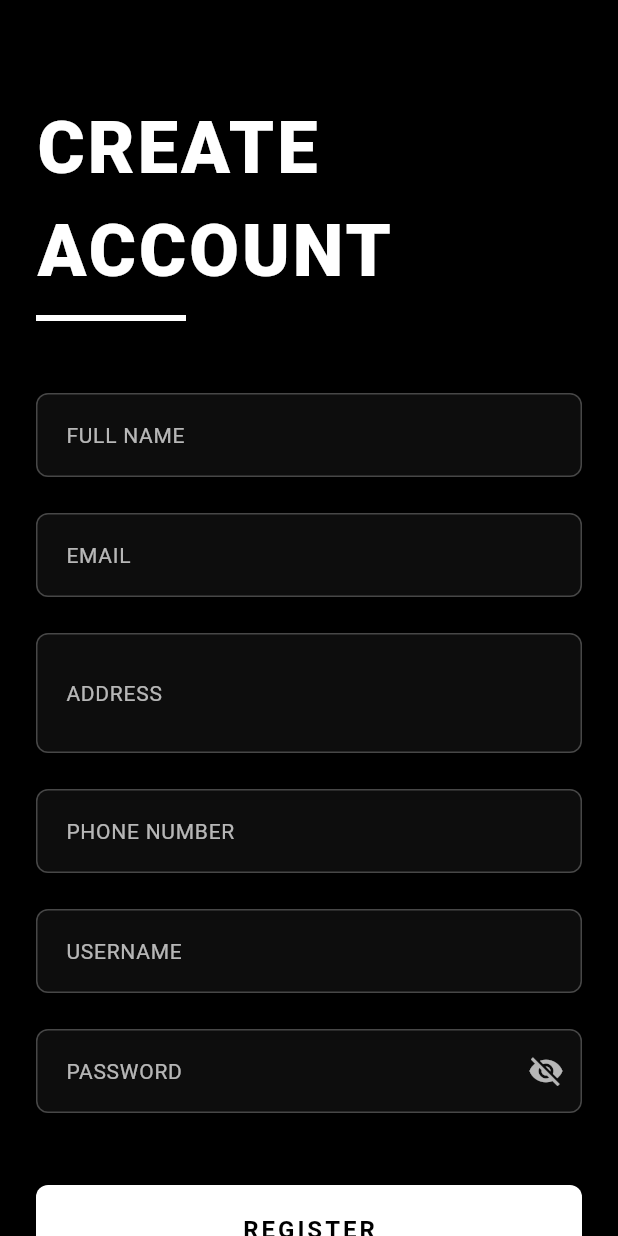
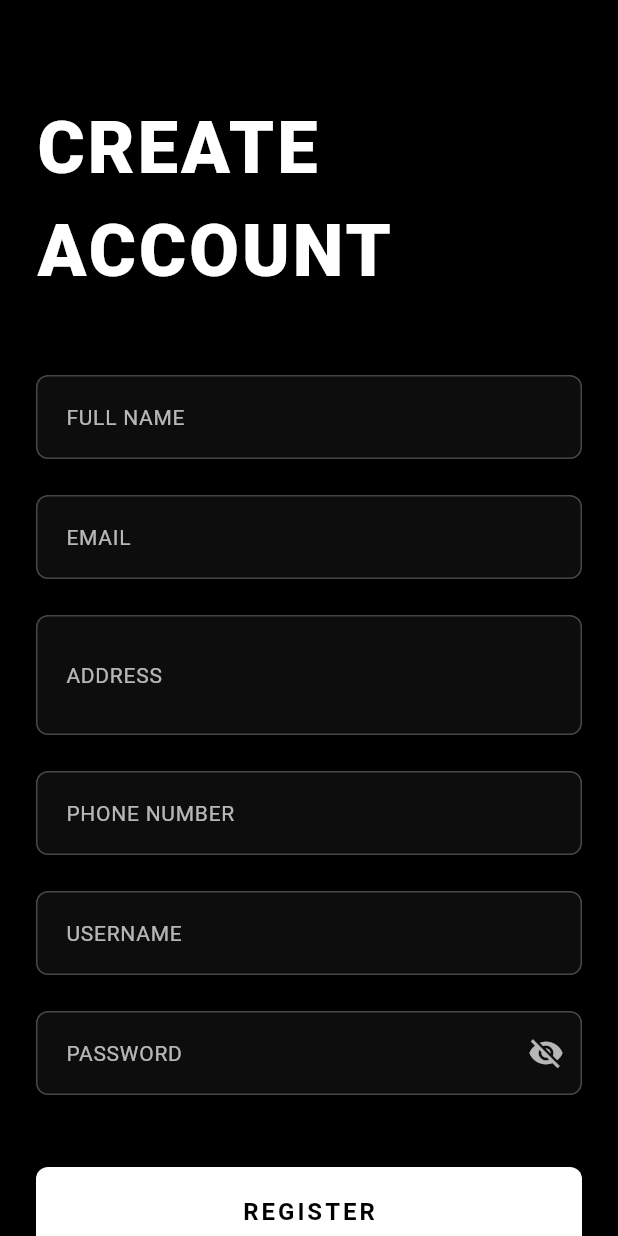
Before and after one commit to Abicodejr/utspam_5a_0027_film, a Flutter app: the screen it shows after launch, after a tap on "LOGIN", after a tap on "CREATE ACCOUNT", on a phone screen of 412 x 824 dp. Run offline on Flutter 3.47's test engine with Material 3 defaults, Android fonts, the phone set to English and light mode, and no system bars; our stand-ins replace sqflite; accounts and stored records are empty.

Commit message:
remove decoration

```diff
--- a/lib/pages/login_page.dart
+++ b/lib/pages/login_page.dart
@@ -106,8 +106,6 @@ class _LoginPageState extends State<LoginPage> {
                       letterSpacing: 2,
                     ),
                   ),
-                  const SizedBox(height: 8),
-                  Container(width: 100, height: 4, color: Colors.white),
                   const SizedBox(height: 80),
                   _buildTextField(
                     controller: _emailOrUsernameController,
--- a/lib/pages/registration_page.dart
+++ b/lib/pages/registration_page.dart
@@ -127,8 +127,6 @@ class _RegistrationPageState extends State<RegistrationPage> {
                       letterSpacing: 2,
                     ),
                   ),
-                  const SizedBox(height: 8),
-                  Container(width: 100, height: 4, color: Colors.white),
                   const SizedBox(height: 48),
                   _buildTextField(
                     controller: _fullNameController,
```
